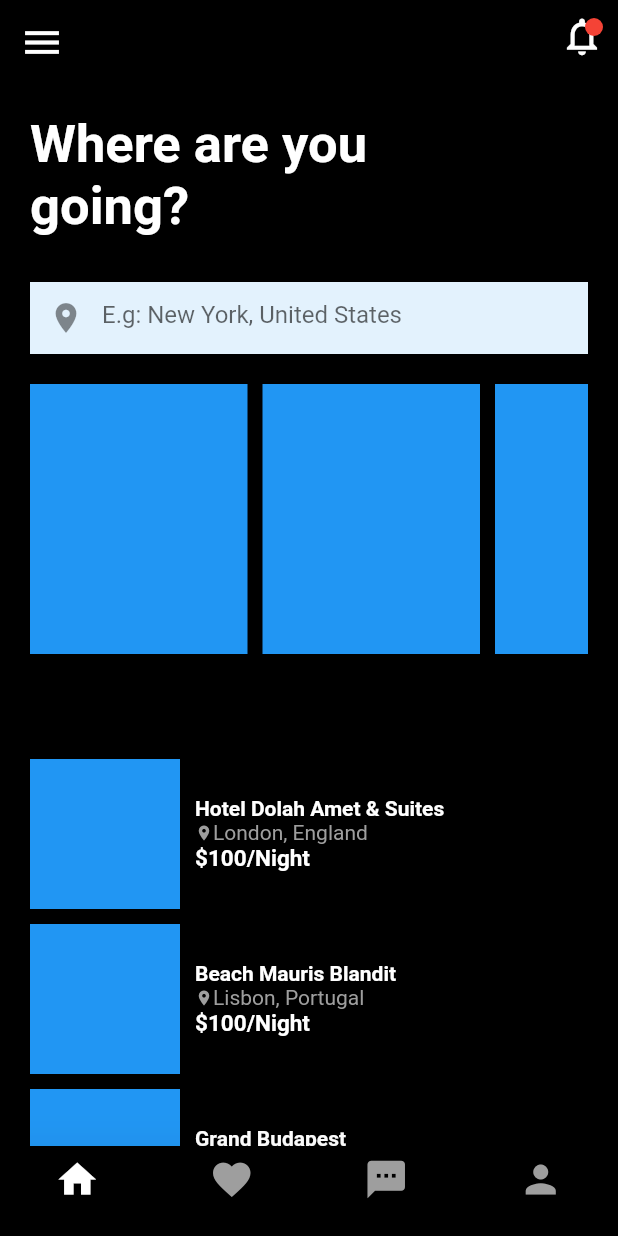
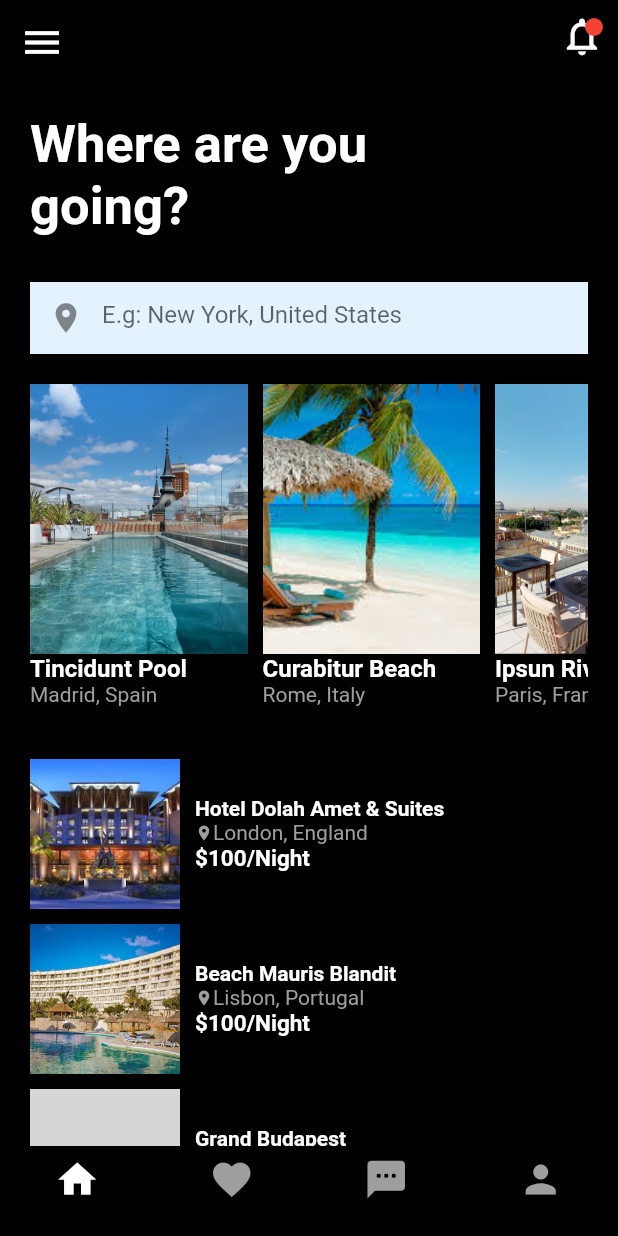
Before and after one commit to DiPain/black_and_white, a Flutter app: the screen it shows after launch, on a phone screen of 412 x 824 dp. Run offline on Flutter 3.47's test engine with Material 2 defaults, Android fonts, the phone set to English and light mode, and no system bars; grey boxes are pictures that could not be loaded.

```diff
--- a/lib/src/hotels.dart
+++ b/lib/src/hotels.dart
@@ -1,5 +1,5 @@
 class Hotels{
-  static List<String> dest1=['assets/images/pool.jpf','Tincidunt Pool','Madrid, Spain'];
+  static List<String> dest1=['assets/images/pool.jpg','Tincidunt Pool','Madrid, Spain'];
   static List<String> dest2=['assets/images/beach.jpg','Curabitur Beach','Rome, Italy'];
   static List<String> dest3=['assets/images/Budapest.jpg','Ipsun River','Paris, France'];
 
--- a/lib/src/white.dart
+++ b/lib/src/white.dart
@@ -171,15 +171,26 @@ class _MyHomePageState extends State<MyHomePage> {
                       return Padding(
                         padding: EdgeInsets.only(top: 20,right: 10),
                         child: Column(
+                          crossAxisAlignment: CrossAxisAlignment.start,
                           children: <Widget>[
                             Container(
                               width: 145,
                               height: 180,
-                              color: Colors.blue,
-                              child: Text(''),
+                              child: Image.asset(
+                                Hotels.destList[destIndex][0],
+                                fit: BoxFit.cover,
+                                height: 180,
+                                width: 145,
+                              ),
                             ),
-                            Text(Hotels.destList[destIndex][1]),
-                            Text(Hotels.destList[destIndex][2]),
+                            Text(Hotels.destList[destIndex][1],
+                              style: TextStyle(
+                                color: txt,
+                                fontSize: 16,
+                                fontWeight: FontWeight.bold,
+                                ),),
+                            Text(Hotels.destList[destIndex][2],
+                              style: TextStyle(color: Colors.grey,),),
                           ],
                         ),
                       );
@@ -199,7 +210,12 @@ class _MyHomePageState extends State<MyHomePage> {
                 Container(
                   height: 100,
                   width: 100,
-                  child: Text(''),
+                  child: Image.asset(
+                    Hotels.hotelList[index-1][0],
+                    fit: BoxFit.cover,
+                    height: 180,
+                    width: 145,
+                  ),
                   color: Colors.blue,
                 ),
                 SizedBox(width: 10,),
```
Also changed, not shown: pubspec.yaml (+8 -1 lines).
